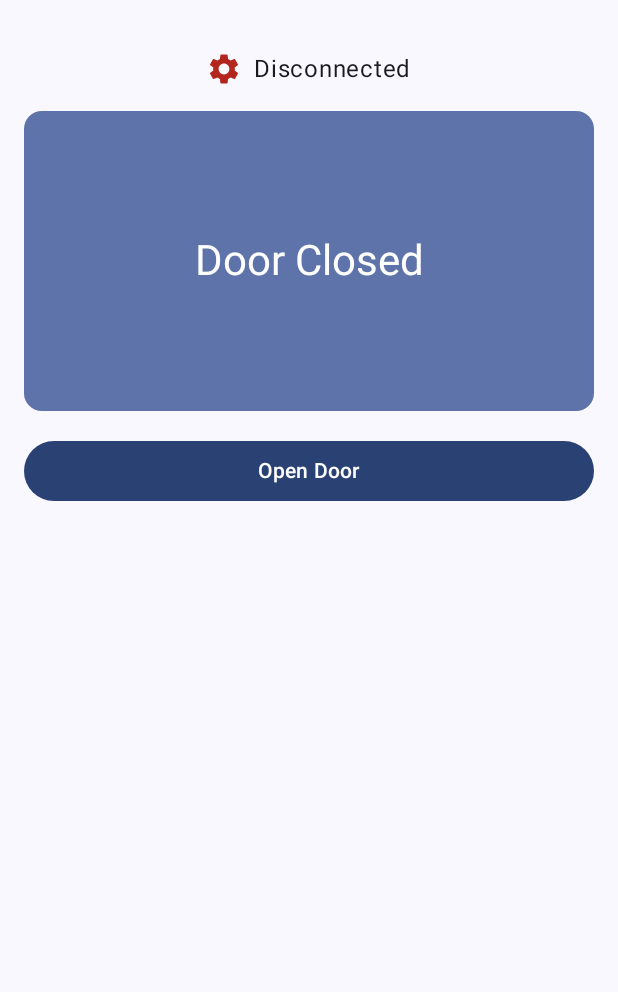
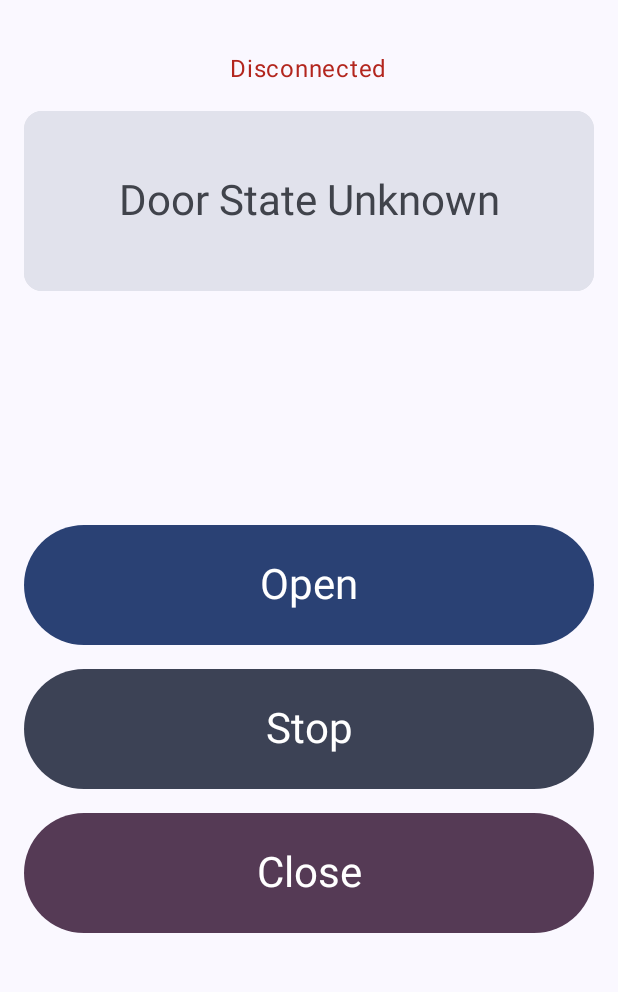
Before and after one commit to enthali/GContrl, an Android app built with Jetpack Compose: the screen it shows after launch (MainActivity), on a phone screen of 412 x 824 dp, the part 69-1061 px from its top. Run offline under Robolectric (Android 15) with nearby library versions, the phone set to English and light mode, and no system bars; libraries missing offline, so code that uses them is left out: com.hivemq.client; 2 statements that could not run were skipped.

Commit message:
Implementation of MQTTservice.connect and associated functions

```diff
--- a/app/src/main/AndroidManifest.xml
+++ b/app/src/main/AndroidManifest.xml
@@ -1,6 +1,9 @@
 <?xml version="1.0" encoding="utf-8"?>
 <manifest xmlns:android="http://schemas.android.com/apk/res/android"
     xmlns:tools="http://schemas.android.com/tools">
+
+    <uses-permission android:name="android.permission.INTERNET" />
+    <uses-permission android:name="android.permission.ACCESS_NETWORK_STATE" />
 
     <application
         android:allowBackup="true"
--- a/app/src/main/java/de/drachenfels/gcontrl/MainActivity.kt
+++ b/app/src/main/java/de/drachenfels/gcontrl/MainActivity.kt
@@ -4,48 +4,74 @@ import android.os.Bundle
 import androidx.activity.ComponentActivity
 import androidx.activity.compose.setContent
 import androidx.activity.enableEdgeToEdge
+import androidx.activity.result.launch
 import androidx.compose.runtime.*
+import androidx.lifecycle.lifecycleScope
 import de.drachenfels.gcontrl.ui.theme.GContrlTheme
 import de.drachenfels.gcontrl.ui.MainScreen
 import de.drachenfels.gcontrl.ui.SettingsScreen
 import de.drachenfels.gcontrl.utils.LogConfig
 import de.drachenfels.gcontrl.utils.AndroidLogger
+import de.drachenfels.gcontrl.mqtt.MQTTService
+import kotlinx.coroutines.launch
 
 class MainActivity : ComponentActivity() {
     private val logger = AndroidLogger()
+    private lateinit var mqttService: MQTTService
 
     override fun onCreate(savedInstanceState: Bundle?) {
         super.onCreate(savedInstanceState)
         logger.d(LogConfig.TAG_MAIN, "onCreate")
+        mqttService = MQTTService(this)
 
         enableEdgeToEdge()
         setContent {
-            GContrlApp()
+            GContrlApp(mqttService)
         }
     }
 
+
     override fun onResume() {
         super.onResume()
-        logger.d(LogConfig.TAG_MAIN, "onResume")
+        logger.d(LogConfig.TAG_MAIN, "onResume - attempting to connect")
+        // Versuche beim Starten zu verbinden
+        lifecycleScope.launch {
+            val isConnected = mqttService.connect()
+            if (isConnected) {
+                // Handle successful connection, e.g., update UI
+                logger.d(LogConfig.TAG_MAIN, "onResume - connected")
+            } else {
+                // Handle connection failure, e.g., show error message
+                logger.d(LogConfig.TAG_MAIN, "onResume - connection failed")
+            }
+        }
     }
 
     override fun onPause() {
         super.onPause()
         logger.d(LogConfig.TAG_MAIN, "onPause")
     }
+
+    override fun onDestroy() {
+        super.onDestroy()
+        mqttService.disconnect()
+        logger.d(LogConfig.TAG_MAIN, "onDestroy")
+    }
 }
 
 @Composable
-fun GContrlApp() {
+fun GContrlApp(mqttService: MQTTService) {
     var showSettings by remember { mutableStateOf(false) }
 
     GContrlTheme {
         if (showSettings) {
             SettingsScreen(
+                mqttService = mqttService,
                 onNavigateBack = { showSettings = false }
             )
         } else {
             MainScreen(
+                mqttService = mqttService,
                 onNavigateToSettings = { showSettings = true }
             )
         }
--- a/app/src/main/java/de/drachenfels/gcontrl/mqtt/MQTTService.kt
+++ b/app/src/main/java/de/drachenfels/gcontrl/mqtt/MQTTService.kt
@@ -2,14 +2,22 @@ package de.drachenfels.gcontrl.mqtt
 
 import android.content.Context
 import android.content.SharedPreferences
+import com.hivemq.client.mqtt.mqtt5.Mqtt5AsyncClient
+import com.hivemq.client.mqtt.mqtt5.Mqtt5Client
 import kotlinx.coroutines.flow.MutableStateFlow
 import kotlinx.coroutines.flow.StateFlow
+import java.util.UUID
+import de.drachenfels.gcontrl.utils.AndroidLogger
+import de.drachenfels.gcontrl.utils.LogConfig
+import kotlin.coroutines.resume
+import kotlin.coroutines.resumeWithException
+import kotlin.coroutines.suspendCoroutine
 
 private const val PREFS_NAME = "GContrlPrefs"
 private const val KEY_MQTT_SERVER = "mqtt_server"
 private const val KEY_MQTT_USERNAME = "mqtt_username"
 private const val KEY_MQTT_PASSWORD = "mqtt_password"
-private const val MQTT_WS_PORT = 8884  // WebSocket TLS port
+private const val MQTT_PORT = 8883  // Standard MQTT TLS port
 
 // MQTT Topics und Commands
 private const val TOPIC_STATE = "garage/state"      // ESPHome publishes door state here
@@ -20,6 +28,7 @@ private const val COMMAND_CLOSE = "close"
 private const val COMMAND_STOP = "stop"
 
 class MQTTService(private val context: Context) {
+    private val logger = AndroidLogger()
     private val _connectionState = MutableStateFlow<ConnectionState>(ConnectionState.Disconnected)
     val connectionState: StateFlow<ConnectionState> = _connectionState
 
@@ -27,21 +36,125 @@ class MQTTService(private val context: Context) {
     val doorState: StateFlow<DoorState> = _doorState
 
     private val prefs = context.getSharedPreferences(PREFS_NAME, Context.MODE_PRIVATE)
+    private var client: Mqtt5AsyncClient? = null
 
-    fun connect() {
-        // TODO: Implementiere MQTT Verbindungsaufbau
-        // - Konfiguration aus SharedPreferences lesen
-        // - HiveMQ Client erstellen und konfigurieren
-        // - Verbindung aufbauen
-        // - Subscribe auf TOPIC_STATE für Door Status Updates
-        // - Status Updates in _doorState publishen
+    private fun buildMqttClient(): Mqtt5AsyncClient {
+        logger.d(LogConfig.TAG_MQTT, "Building MQTT client")
+        val server = prefs.getString(KEY_MQTT_SERVER, "") ?: ""
+        logger.d(LogConfig.TAG_MQTT, "Server: $server")
+
+        return Mqtt5Client.builder()
+            .identifier(UUID.randomUUID().toString())
+            .serverHost(server)
+            .serverPort(MQTT_PORT)
+            .addConnectedListener {
+                logger.d(LogConfig.TAG_MQTT, "Connected listener triggered")
+                _connectionState.value = ConnectionState.Connected
+                subscribeToState()
+            }
+            .addDisconnectedListener {
+                logger.d(LogConfig.TAG_MQTT, "Disconnected listener triggered")
+                _connectionState.value = ConnectionState.Disconnected
+                _doorState.value = DoorState.UNKNOWN
+            }
+            .buildAsync()
+    }
+
+    private fun subscribeToState() {
+        logger.d(LogConfig.TAG_MQTT, "Subscribing to state topic")
+        client?.subscribeWith()
+            ?.topicFilter(TOPIC_STATE)
+            ?.callback { publish ->
+                val message = String(publish.payloadAsBytes)
+                logger.d(LogConfig.TAG_MQTT, "Received state: $message")
+                try {
+                    _doorState.value = DoorState.valueOf(message)
+                } catch (e: IllegalArgumentException) {
+                    _doorState.value = DoorState.UNKNOWN
+                }
+            }
+            ?.send()
+            ?.whenComplete { subAck, throwable ->
+                if (throwable != null) {
+                    logger.e(LogConfig.TAG_MQTT, "Subscribe failed", throwable)
+                    _connectionState.value = ConnectionState.Error(throwable.message ?: "Subscribe failed")
+                } else {
+                    logger.d(LogConfig.TAG_MQTT, "Subscribe successful")
+                }
+            }
+    }
+
+    suspend fun connect(): Boolean = suspendCoroutine { continuation ->
+        try {
+            logger.d(LogConfig.TAG_MQTT, "Starting connect sequence")
+            if (client == null) {
+                client = buildMqttClient()
+                logger.d(LogConfig.TAG_MQTT, "Created new MQTT client")
+            }
+
+            val username = prefs.getString(KEY_MQTT_USERNAME, "") ?: ""
+            val password = prefs.getString(KEY_MQTT_PASSWORD, "") ?: ""
+
+            _connectionState.value = ConnectionState.Disconnected
+
+            client?.connectWith()
+                ?.simpleAuth()
+                ?.username(username)
+                ?.password(password.toByteArray())
+                ?.applySimpleAuth()
+                ?.send()
+                ?.whenComplete { connAck, throwable ->
+                    if (throwable != null) {
+                        logger.e(LogConfig.TAG_MQTT, "Connection failed", throwable)
+                        _connectionState.value = ConnectionState.Error(throwable.message ?: "Connection failed")
+                        continuation.resume(false)
+                    } else {
+                        logger.d(LogConfig.TAG_MQTT, "Connect acknowledged successfully")
+                        // Warte auf Connected Status von ConnectedListener
+                        object : Thread() {
+                            override fun run() {
+                                var attempts = 0
+                                while (attempts < 50) {
+                                    if (_connectionState.value is ConnectionState.Connected) {
+                                        logger.d(LogConfig.TAG_MQTT, "Full connection established")
+                                        continuation.resume(true)
+                                        return
+                                    }
+                                    Thread.sleep(100)
+                                    attempts++
+                                }
+                                logger.d(LogConfig.TAG_MQTT, "Connection timeout - state: ${_connectionState.value}")
+                                continuation.resume(false)
+                            }
+                        }.start()
+                    }
+                }
+        } catch (e: Exception) {
+            logger.e(LogConfig.TAG_MQTT, "Exception during connect", e)
+            _connectionState.value = ConnectionState.Error(e.message ?: "Unknown error during connect")
+            continuation.resumeWithException(e)
+        }
     }
 
     fun disconnect() {
-        // TODO: Implementiere sauberes Trennen der MQTT Verbindung
-        // - Unsubscribe von TOPIC_STATE
-        // - Client disconnecten
-        // - States zurücksetzen
+        try {
+            logger.d(LogConfig.TAG_MQTT, "Starting disconnect")
+            client?.disconnect()
+                ?.whenComplete { _, throwable ->
+                    if (throwable != null) {
+                        logger.e(LogConfig.TAG_MQTT, "Disconnect failed", throwable)
+                        _connectionState.value = ConnectionState.Error(throwable.message ?: "Disconnect failed")
+                    } else {
+                        logger.d(LogConfig.TAG_MQTT, "Disconnect successful")
+                        client = null
+                        _connectionState.value = ConnectionState.Disconnected
+                        _doorState.value = DoorState.UNKNOWN
+                    }
+                }
+        } catch (e: Exception) {
+            logger.e(LogConfig.TAG_MQTT, "Exception during disconnect", e)
+            _connectionState.value = ConnectionState.Error(e.message ?: "Unknown error during disconnect")
+        }
     }
 
     fun openDoor() {
--- a/app/src/main/java/de/drachenfels/gcontrl/ui/MainScreen.kt
+++ b/app/src/main/java/de/drachenfels/gcontrl/ui/MainScreen.kt
@@ -8,9 +8,16 @@ import androidx.compose.material3.*
 import androidx.compose.runtime.*
 import androidx.compose.ui.Alignment
 import androidx.compose.ui.Modifier
+import androidx.compose.ui.platform.LocalContext
+import androidx.compose.ui.tooling.preview.Preview
 import androidx.compose.ui.unit.dp
+import de.drachenfels.gcontrl.mqtt.MQTTService
+import de.drachenfels.gcontrl.mqtt.DoorState
+import de.drachenfels.gcontrl.ui.theme.GContrlTheme
 import de.drachenfels.gcontrl.utils.LogConfig
 import de.drachenfels.gcontrl.utils.AndroidLogger
+import kotlinx.coroutines.flow.MutableStateFlow
+import kotlinx.coroutines.flow.StateFlow
 
 private val logger = AndroidLogger()
 
@@ -18,17 +25,17 @@ private val logger = AndroidLogger()
 @Composable
 fun MainScreen(
     onNavigateToSettings: () -> Unit,
+    mqttService: MQTTService,
     modifier: Modifier = Modifier
 ) {
-    var doorState by remember { mutableStateOf(false) }
-    var isConnected by remember { mutableStateOf(false) }
+    val doorState by mqttService.doorState.collectAsState()
+    val connectionState by mqttService.connectionState.collectAsState()
 
     Scaffold(
         topBar = {
             TopAppBar(
                 title = { Text("GaragePilot") },
                 actions = {
-                    // Settings button
                     IconButton(onClick = onNavigateToSettings) {
                         Icon(Icons.Default.Settings, contentDescription = "Settings")
                     }
@@ -45,68 +52,122 @@ fun MainScreen(
             verticalArrangement = Arrangement.spacedBy(16.dp)
         ) {
             // Connection status
-            ConnectionStatus(isConnected)
+            Text(
+                text = if (connectionState is MQTTService.ConnectionState.Connected) "Connected" else "Disconnected",
+                color = if (connectionState is MQTTService.ConnectionState.Connected)
+                    MaterialTheme.colorScheme.primary
+                else MaterialTheme.colorScheme.error
+            )
 
             // Door status
             DoorStatus(doorState)
 
-            // Control button
+            // Control buttons with spacer for better distribution
+            Spacer(modifier = Modifier.weight(1f))
+
             Button(
-                onClick = {
-                    doorState = !doorState
-                    logger.d(LogConfig.TAG_MAIN, "Door state changed to: $doorState")
-                },
-                modifier = Modifier.fillMaxWidth()
+                onClick = { mqttService.openDoor() },
+                modifier = Modifier
+                    .fillMaxWidth()
+                    .height(80.dp),
+                colors = ButtonDefaults.buttonColors(
+                    containerColor = MaterialTheme.colorScheme.primary
+                )
             ) {
-                Text(if (doorState) "Close Door" else "Open Door")
+                Text("Open", style = MaterialTheme.typography.headlineMedium)
             }
+
+            Button(
+                onClick = { mqttService.stopDoor() },
+                modifier = Modifier
+                    .fillMaxWidth()
+                    .height(80.dp),
+                colors = ButtonDefaults.buttonColors(
+                    containerColor = MaterialTheme.colorScheme.secondary
+                )
+            ) {
+                Text("Stop", style = MaterialTheme.typography.headlineMedium)
+            }
+
+            Button(
+                onClick = { mqttService.closeDoor() },
+                modifier = Modifier
+                    .fillMaxWidth()
+                    .height(80.dp),
+                colors = ButtonDefaults.buttonColors(
+                    containerColor = MaterialTheme.colorScheme.tertiary
+                )
+            ) {
+                Text("Close", style = MaterialTheme.typography.headlineMedium)
+            }
+
+            Spacer(modifier = Modifier.weight(1f))
         }
     }
 }
 
 @Composable
-private fun ConnectionStatus(isConnected: Boolean) {
-    Row(
-        verticalAlignment = Alignment.CenterVertically,
-        horizontalArrangement = Arrangement.Center,
-        modifier = Modifier.fillMaxWidth()
-    ) {
-        Icon(
-            imageVector = if (isConnected) Icons.Default.Settings else Icons.Default.Settings,
-            contentDescription = "Connection Status",
-            tint = if (isConnected) MaterialTheme.colorScheme.primary
-                   else MaterialTheme.colorScheme.error
-        )
-        Spacer(modifier = Modifier.width(8.dp))
-        Text(if (isConnected) "Connected" else "Disconnected")
-    }
-}
-
-@Composable
-private fun DoorStatus(isOpen: Boolean) {
+private fun DoorStatus(state: DoorState) {
     Card(
         modifier = Modifier
             .fillMaxWidth()
-            .height(200.dp)
+            .height(120.dp)
     ) {
         Box(
             modifier = Modifier
                 .fillMaxSize()
                 .run {
-                    if (isOpen) {
-                        this.background(MaterialTheme.colorScheme.errorContainer)
-                    } else {
-                        this.background(MaterialTheme.colorScheme.primaryContainer)
+                    val backgroundColor = when (state) {
+                        DoorState.OPEN -> MaterialTheme.colorScheme.tertiaryContainer
+                        DoorState.CLOSED -> MaterialTheme.colorScheme.primaryContainer
+                        DoorState.OPENING, DoorState.CLOSING -> MaterialTheme.colorScheme.secondaryContainer
+                        DoorState.STOPPED -> MaterialTheme.colorScheme.errorContainer
+                        DoorState.UNKNOWN -> MaterialTheme.colorScheme.surfaceVariant
                     }
+                    this.background(backgroundColor)
                 },
             contentAlignment = Alignment.Center
         ) {
             Text(
-                text = if (isOpen) "Door Open" else "Door Closed",
+                text = when (state) {
+                    DoorState.OPEN -> "Door Open"
+                    DoorState.CLOSED -> "Door Closed"
+                    DoorState.OPENING -> "Door Opening..."
+                    DoorState.CLOSING -> "Door Closing..."
+                    DoorState.STOPPED -> "Door Stopped"
+                    DoorState.UNKNOWN -> "Door State Unknown"
+                },
                 style = MaterialTheme.typography.headlineMedium,
-                color = if (isOpen) MaterialTheme.colorScheme.onErrorContainer
-                        else MaterialTheme.colorScheme.onPrimaryContainer
+                color = when (state) {
+                    DoorState.OPEN -> MaterialTheme.colorScheme.onTertiaryContainer
+                    DoorState.CLOSED -> MaterialTheme.colorScheme.onPrimaryContainer
+                    DoorState.OPENING, DoorState.CLOSING -> MaterialTheme.colorScheme.onSecondaryContainer
+                    DoorState.STOPPED -> MaterialTheme.colorScheme.onErrorContainer
+                    DoorState.UNKNOWN -> MaterialTheme.colorScheme.onSurfaceVariant
+                }
             )
         }
     }
 }
+
+@Preview(
+    showBackground = true,
+    showSystemUi = true,
+    device = "spec:width=411dp,height=891dp,dpi=420,isRound=false,chinSize=0dp,orientation=portrait"
+)
+@Composable
+fun MainScreenPreview() {
+    val context = LocalContext.current
+    GContrlTheme {
+        Surface(
+            modifier = Modifier.fillMaxSize(),
+            color = MaterialTheme.colorScheme.background
+        ) {
+            // Einfache Preview-Version mit statischen Werten
+            MainScreen(
+                onNavigateToSettings = { },
+                mqttService = MQTTService(context),
+            )
+        }
+    }
+}
--- a/gradle/libs.versions.toml
+++ b/gradle/libs.versions.toml
@@ -8,6 +8,7 @@ espressoCore = "3.6.1"
 lifecycleRuntimeKtx = "2.8.7"
 activityCompose = "1.9.3"
 composeBom = "2024.12.01"
+hivemqMqttClient = "1.3.4"
 
 [libraries]
 androidx-core-ktx = { group = "androidx.core", name = "core-ktx", version.ref = "coreKtx" }
@@ -24,6 +25,7 @@ androidx-ui-tooling-preview = { group = "androidx.compose.ui", name = "ui-toolin
 androidx-ui-test-manifest = { group = "androidx.compose.ui", name = "ui-test-manifest" }
 androidx-ui-test-junit4 = { group = "androidx.compose.ui", name = "ui-test-junit4" }
 androidx-material3 = { group = "androidx.compose.material3", name = "material3" }
+hivemq-mqtt-client = { group = "com.hivemq", name = "hivemq-mqtt-client", version.ref = "hivemqMqttClient" }
 
 [plugins]
 android-application = { id = "com.android.application", version.ref = "agp" }
```
Also changed, not shown: app/build.gradle.kts (+9 -0 lines), app/src/main/java/de/drachenfels/gcontrl/ui/SettingsScreen.kt (+30 -31 lines), 2 other files.
